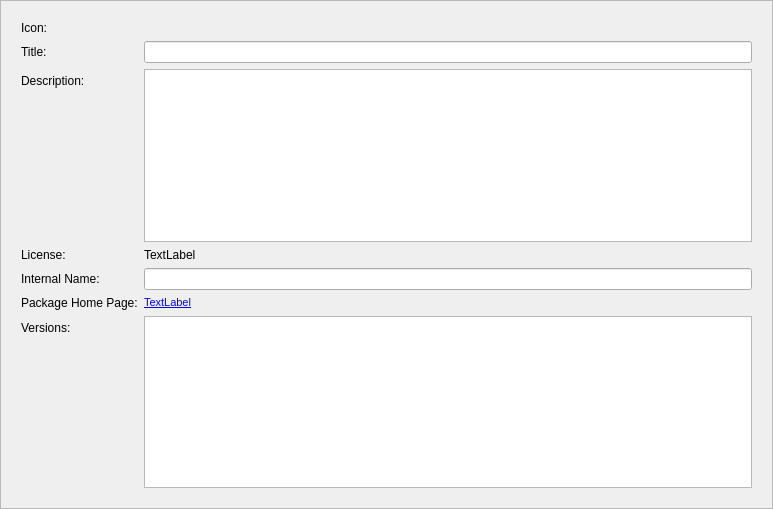
This is wpmcpp/packageframe.ui in npackd/npackd as Qt 5 draws it before an edit. The edited form follows.
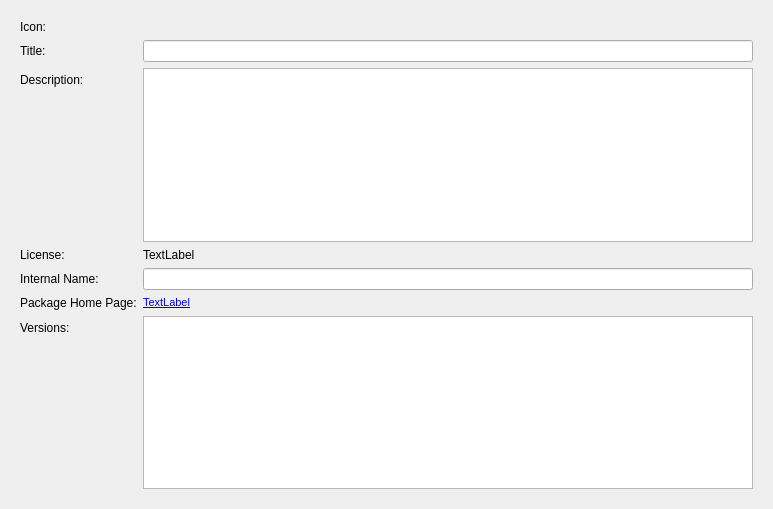
This is the edited form.

Diff of the .ui file:
```diff
--- a/wpmcpp/packageframe.ui
+++ b/wpmcpp/packageframe.ui
@@ -14,10 +14,13 @@
    <string>Frame</string>
   </property>
   <property name="frameShape">
-   <enum>QFrame::StyledPanel</enum>
+   <enum>QFrame::NoFrame</enum>
   </property>
   <property name="frameShadow">
-   <enum>QFrame::Raised</enum>
+   <enum>QFrame::Plain</enum>
+  </property>
+  <property name="lineWidth">
+   <number>0</number>
   </property>
   <layout class="QHBoxLayout" name="horizontalLayout">
    <item>
@@ -33,8 +36,8 @@
        <rect>
         <x>0</x>
         <y>0</y>
-        <width>753</width>
-        <height>489</height>
+        <width>755</width>
+        <height>491</height>
        </rect>
       </property>
       <layout class="QFormLayout" name="formLayout">
```
